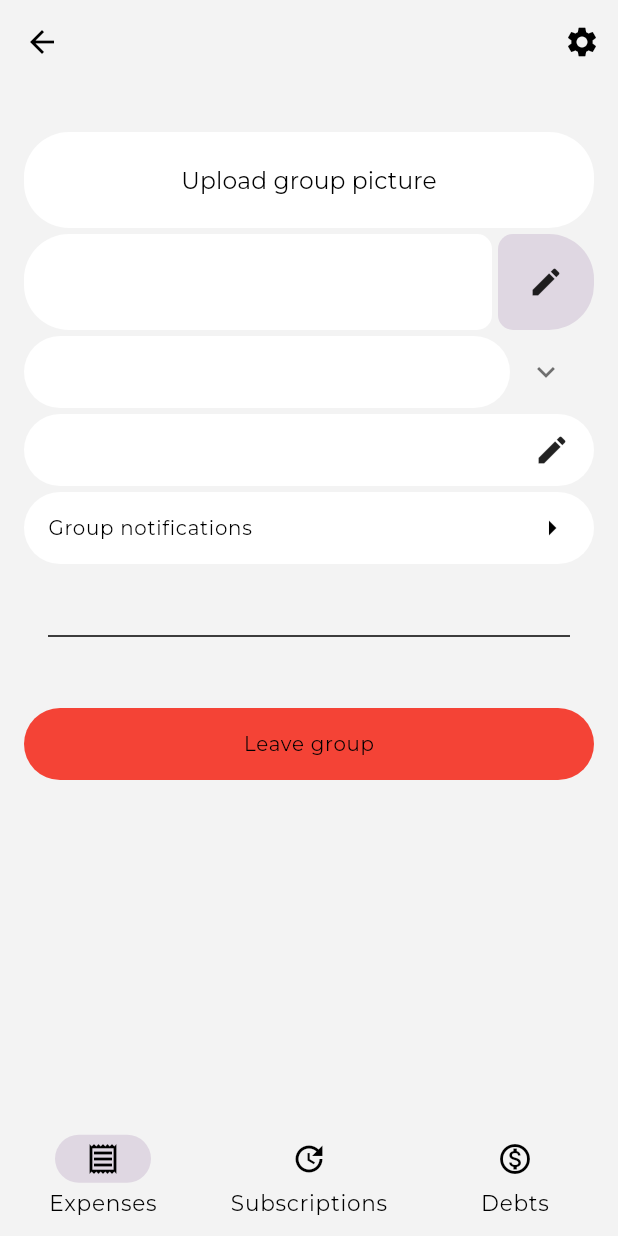
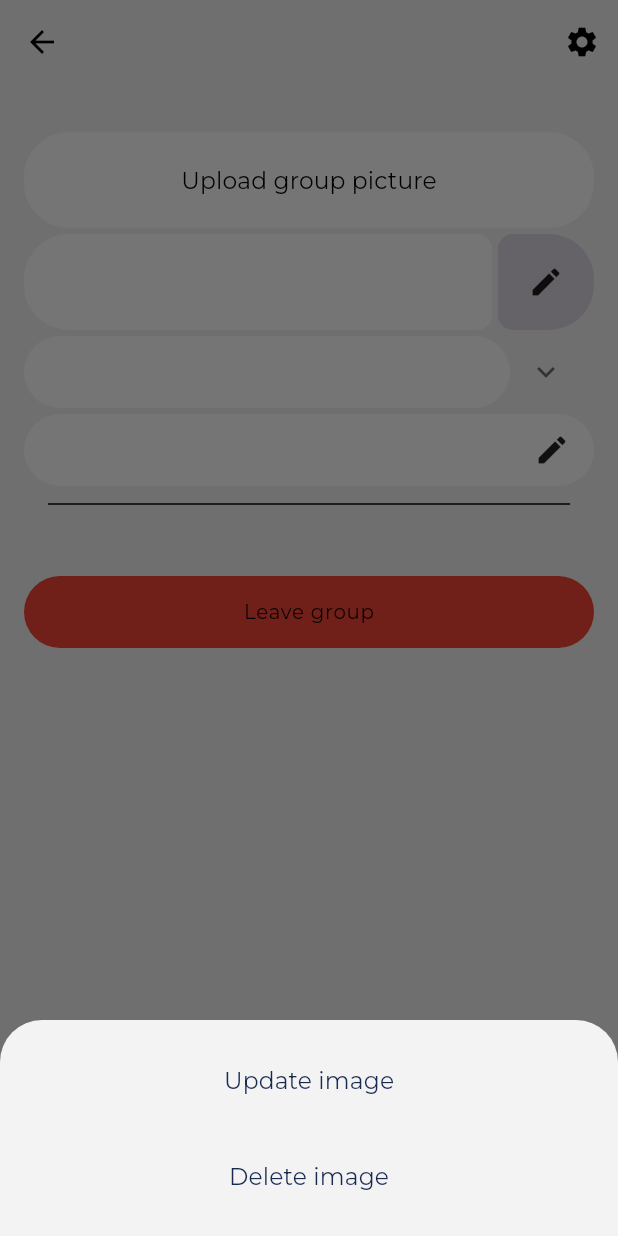
Before and after one commit to Mikkelet/billsplit-flutter, a Flutter app: the GroupPage screen opened directly with empty values, after a tap on the "settings" icon, after a tap on "Upload group picture", on a phone screen of 412 x 824 dp. Run offline on Flutter 3.47's test engine with Material 2 defaults, Android fonts, the phone set to English and light mode, and no system bars; our stand-ins replace cached_network_image, camera, drift, email_validator, firebase_auth, firebase_core and 11 more; missing offline and left inert: eraser, google_mlkit_text_recognition, json_pretty; accounts and stored records are empty; generated files the repository leaves out were written again; network calls fail.

Commit message:
75: minor adjustment

```diff
--- a/lib/presentation/common/clickable_list_item.dart
+++ b/lib/presentation/common/clickable_list_item.dart
@@ -1,11 +1,11 @@
 import 'package:flutter/material.dart';
 
 class ClickableListItem extends StatelessWidget {
-  final Function() onClick;
+  final VoidCallback onClick;
   final Widget child;
   final Color? color;
-  final EdgeInsets? padding;
-  final Alignment? alignment;
+  final EdgeInsets padding;
+  final Alignment alignment;
   final BorderRadius? borderRadius;
   final double cornerRadius;
   final double elevation;
@@ -22,10 +22,10 @@ class ClickableListItem extends StatelessWidget {
       this.color,
       this.height,
       this.width,
-      this.padding,
-      this.alignment,
+      this.padding = const EdgeInsets.symmetric(vertical: 8, horizontal: 8),
+      this.alignment = Alignment.center,
+      this.cornerRadius = 30,
       this.borderRadius,
-      this.cornerRadius = 30,
       this.elevation = 0});
 
   @override
@@ -41,13 +41,12 @@ class ClickableListItem extends StatelessWidget {
         elevation: elevation,
         color: color ?? Theme.of(context).colorScheme.primaryContainer,
         child: InkWell(
-          borderRadius: borderRadius ?? BorderRadius.circular(cornerRadius),
+          borderRadius: borderRadius,
           onTap: enabled ? onClick : null,
           child: Padding(
-            padding:
-                padding ?? const EdgeInsets.symmetric(vertical: 8, horizontal: 8),
+            padding: padding,
             child: Align(
-              alignment: alignment ?? Alignment.center,
+              alignment: alignment,
               child: child,
             ),
           ),
--- a/lib/presentation/features/group/bloc/group_bloc.dart
+++ b/lib/presentation/features/group/bloc/group_bloc.dart
@@ -131,4 +131,8 @@ class GroupBloc extends BaseCubit {
       showError(err, st);
     });
   }
+
+  void deleteGroupPicture() {
+
+  }
 }
--- /dev/null
+++ b/lib/presentation/features/group/widgets/group_picture_button.dart
@@ -0,0 +1,82 @@
+import 'package:billsplit_flutter/presentation/common/clickable_list_item.dart';
+import 'package:billsplit_flutter/presentation/features/group/bloc/group_bloc.dart';
+import 'package:cached_network_image/cached_network_image.dart';
+import 'package:flutter/material.dart';
+import 'package:flutter_bloc/flutter_bloc.dart';
+
+enum ListButtonAction {
+  updateImage,
+  deleteImage;
+}
+
+class GroupPictureButton extends StatefulWidget {
+  const GroupPictureButton({super.key});
+
+  @override
+  State<GroupPictureButton> createState() => _GroupPictureButtonState();
+}
+
+class _GroupPictureButtonState extends State<GroupPictureButton> {
+  @override
+  Widget build(BuildContext context) {
+    final cubit = context.read<GroupBloc>();
+    return ClickableListItem(
+      height: 64,
+      padding: EdgeInsets.zero,
+      onClick: () async {
+        final response = await showModalBottomSheet(
+            context: context,
+            builder: (context) {
+              return Column(
+                mainAxisSize: MainAxisSize.min,
+                children: [
+                  const SizedBox(height: 16),
+                  _listButton("Update image", ListButtonAction.updateImage),
+                  const SizedBox(height: 16),
+                  _listButton("Delete image", ListButtonAction.deleteImage),
+                  const SizedBox(height: 16),
+                ],
+              );
+            });
+        switch (response) {
+          case ListButtonAction.updateImage:
+            cubit.uploadGroupPicture();
+            break;
+          case ListButtonAction.deleteImage:
+            cubit.deleteGroupPicture();
+            break;
+        }
+      },
+      child: Builder(
+        builder: (context) {
+          if (cubit.group.coverImageUrlState.isNotEmpty) {
+            return ClipRRect(
+              borderRadius: BorderRadius.circular(30),
+              child: CachedNetworkImage(
+                width: double.infinity,
+                imageUrl: cubit.group.coverImageUrlState,
+                fit: BoxFit.cover,
+              ),
+            );
+          }
+          return Text("Upload group picture",
+              style: Theme.of(context).textTheme.labelLarge);
+        },
+      ),
+    );
+  }
+
+  Widget _listButton(String text, ListButtonAction action) {
+    return TextButton(
+      onPressed: () {
+        Navigator.of(context).pop(action);
+      },
+      child: Row(
+        mainAxisAlignment: MainAxisAlignment.center,
+        children: [
+          Text(text),
+        ],
+      ),
+    );
+  }
+}
--- a/lib/presentation/features/group/widgets/group_settings.dart
+++ b/lib/presentation/features/group/widgets/group_settings.dart
@@ -1,12 +1,10 @@
 import 'package:billsplit_flutter/presentation/common/base_bloc_builder.dart';
-import 'package:billsplit_flutter/presentation/common/clickable_list_item.dart';
 import 'package:billsplit_flutter/presentation/common/update_textfield/updatable_textfield.dart';
 import 'package:billsplit_flutter/presentation/features/group/bloc/group_bloc.dart';
-import 'package:billsplit_flutter/presentation/features/group/notifications_settings/notifications_settings_view.dart';
 import 'package:billsplit_flutter/presentation/features/group/widgets/default_currency/default_group_currency_view.dart';
 import 'package:billsplit_flutter/presentation/features/group/widgets/group_members_view.dart';
+import 'package:billsplit_flutter/presentation/features/group/widgets/group_picture_button.dart';
 import 'package:billsplit_flutter/presentation/features/group/widgets/leave_group_button.dart';
-import 'package:cached_network_image/cached_network_image.dart';
 import 'package:flutter/material.dart';
 
 class GroupSettings extends StatelessWidget {
@@ -19,25 +17,7 @@ class GroupSettings extends StatelessWidget {
         child: Column(
           children: [
             const SizedBox(height: 32),
-            ClickableListItem(
-                height: 64,
-                onClick: () {
-                  cubit.uploadGroupPicture();
-                },
-                child: Builder(builder: (context) {
-                  if (cubit.group.coverImageUrlState.isNotEmpty) {
-                    return SizedBox(
-                      height: 64,
-                      width: double.infinity,
-                      child: CachedNetworkImage(
-                        imageUrl: cubit.group.coverImageUrlState,
-                        fit: BoxFit.cover,
-                      ),
-                    );
-                  }
-                  return Text("Upload group picture",
-                      style: Theme.of(context).textTheme.labelLarge);
-                })),
+            const GroupPictureButton(),
             const SizedBox(height: 4),
             UpdatableTextField(
               initState: cubit.group.nameState,
@@ -48,26 +28,6 @@ class GroupSettings extends StatelessWidget {
             const SizedBox(height: 4),
             DefaultGroupCurrencyView(group: cubit.group),
             const SizedBox(height: 4),
-            ClickableListItem(
-              height: 48,
-              padding: const EdgeInsets.symmetric(horizontal: 16),
-              onClick: () {
-                Navigator.of(context)
-                    .push(NotificationsSettingsView.getRoute(cubit.group));
-              },
-              child: Row(
-                mainAxisAlignment: MainAxisAlignment.spaceBetween,
-                children: [
-                  Text(
-                    "Group notifications",
-                    style: Theme.of(context).textTheme.labelSmall,
-                  ),
-                  Icon(Icons.arrow_right,
-                      color: Theme.of(context).colorScheme.onPrimaryContainer)
-                ],
-              ),
-            ),
-            const SizedBox(height: 40),
             const Divider(indent: 16, endIndent: 16),
             const SizedBox(height: 40),
             const LeaveGroupButton(),
--- a/lib/presentation/features/profile/bloc/profile_cubit.dart
+++ b/lib/presentation/features/profile/bloc/profile_cubit.dart
@@ -1,8 +1,10 @@
+import 'package:billsplit_flutter/data/remote/network_client.dart';
 import 'package:billsplit_flutter/domain/models/currency.dart';
 import 'package:billsplit_flutter/domain/use_cases/sign_out_usecase.dart';
 import 'package:billsplit_flutter/domain/use_cases/update_display_name_usecase.dart';
 import 'package:billsplit_flutter/presentation/base/bloc/base_cubit.dart';
 import 'package:billsplit_flutter/presentation/base/bloc/base_state.dart';
+import 'package:package_info_plus/package_info_plus.dart';
 
 class ProfileCubit extends BaseCubit {
   final _signOutUseCase = SignOutUseCase();
@@ -28,4 +30,10 @@ class ProfileCubit extends BaseCubit {
     emit(Main());
   }
 
+  Future<String> syncVersion() async {
+    final apiVersion = NetworkClient.apiVersion;
+    final packageInfo = await PackageInfo.fromPlatform();
+    final appVersion = packageInfo.buildNumber;
+    return "Version ${packageInfo.version} ($appVersion), apiVersion $apiVersion";
+  }
 }
--- a/lib/presentation/features/profile/profile_page.dart
+++ b/lib/presentation/features/profile/profile_page.dart
@@ -106,6 +106,16 @@ class ProfilePage extends StatelessWidget {
                         color: Theme.of(context).colorScheme.inversePrimary),
                     const SizedBox(height: 32),
                     const SignOutButton(),
+                    const SizedBox(height: 32),
+                    FutureBuilder(
+                      future: cubit.syncVersion(),
+                      builder: (context, snapshot) {
+                        if (!snapshot.hasData) {
+                          return const Text("");
+                        }
+                        return Text(snapshot.data!);
+                      },
+                    ),
                   ],
                 ),
               ),
--- a/lib/presentation/notifications/fcm_background_handler.dart
+++ b/lib/presentation/notifications/fcm_background_handler.dart
@@ -31,9 +31,9 @@ Future<void> setupFlutterNotifications() async {
     return;
   }
   channel = const AndroidNotificationChannel(
-    notificationChannelId, // id
-    notificationChannelTitle, // title
-    description: notificationChannelDesc, // description
+    notificationChannelId,
+    notificationChannelTitle,
+    description: notificationChannelDesc,
     importance: Importance.defaultImportance,
   );
 
@@ -70,6 +70,7 @@ void showFlutterNotification(RemoteMessage message) {
         ),
       ),
     );
-  } else
+  } else {
     print("qqq cannot send notication");
+  }
 }
```
